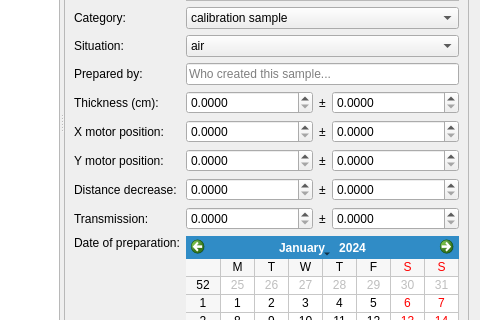
Old version of the form cct/qtgui/setup/sampleeditor/sampleeditor.ui in the repository awacha/cct; both pictures show x 218 to 698 and y 163 to 483 of the 698 by 569 pixel window.
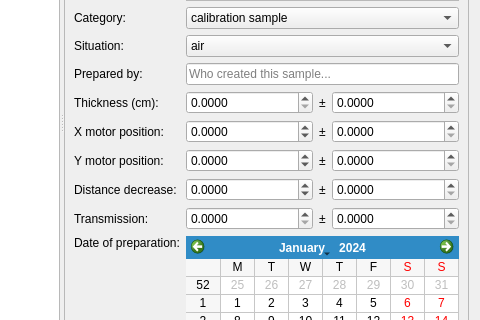
New version of the form. Icons and pictures are not drawn.

Commit message: Sample editor UI: correct spinbox limits

Diff of the .ui file:
```diff
--- a/cct/qtgui/setup/sampleeditor/sampleeditor.ui
+++ b/cct/qtgui/setup/sampleeditor/sampleeditor.ui
@@ -220,6 +220,12 @@
          <property name="decimals">
           <number>4</number>
          </property>
+         <property name="minimum">
+          <double>-9999.000000000000000</double>
+         </property>
+         <property name="maximum">
+          <double>9999.000000000000000</double>
+         </property>
         </widget>
        </item>
        <item row="4" column="0">
@@ -350,6 +356,12 @@
          <property name="decimals">
           <number>4</number>
          </property>
+         <property name="minimum">
+          <double>-999.000000000000000</double>
+         </property>
+         <property name="maximum">
+          <double>999.000000000000000</double>
+         </property>
         </widget>
        </item>
        <item row="1" column="0">
@@ -376,6 +388,12 @@
          <property name="decimals">
           <number>4</number>
          </property>
+         <property name="minimum">
+          <double>-999.000000000000000</double>
+         </property>
+         <property name="maximum">
+          <double>999.000000000000000</double>
+         </property>
         </widget>
        </item>
        <item row="9" column="2">
```
Left out of the diff: 24 changed lines with no effect on the pictures.
